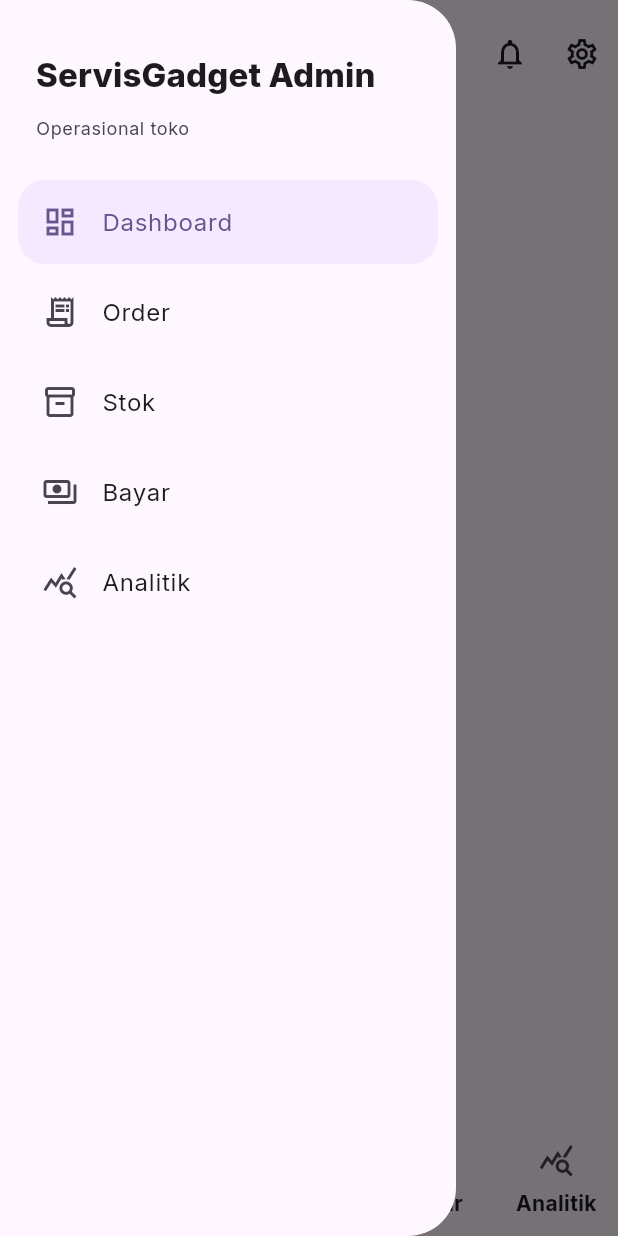
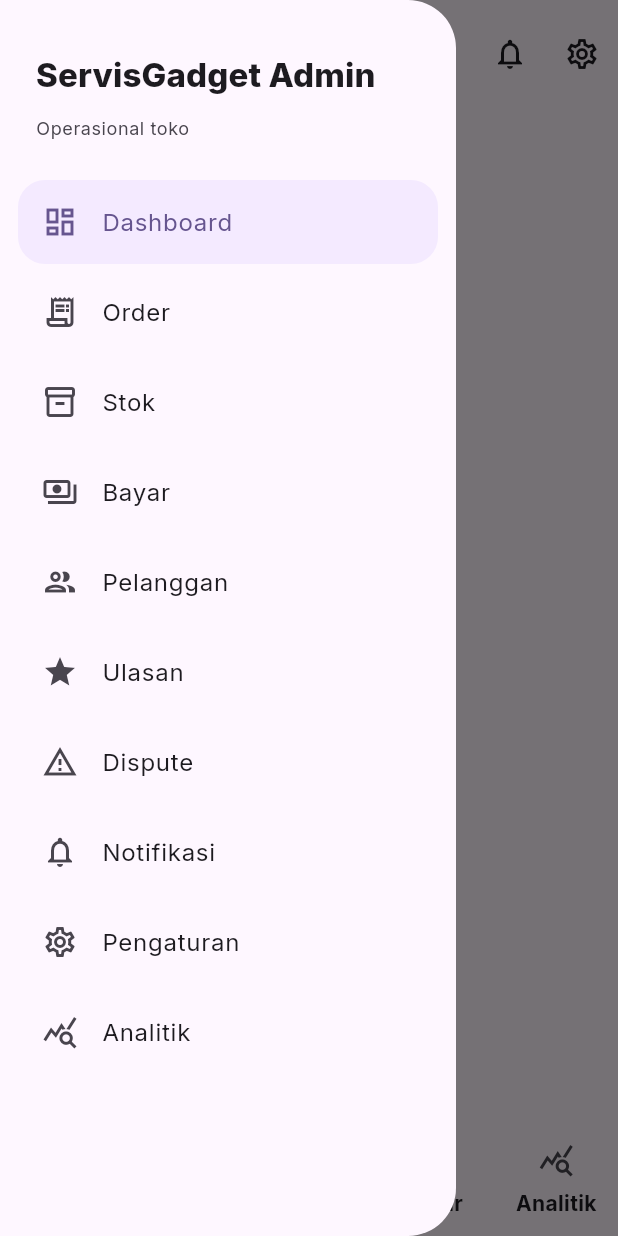
Before and after one commit to fannndi/service-hub, a Flutter app: the StoreAdminScaffold screen opened directly with empty values, with the side drawer open, on a phone screen of 412 x 824 dp. Run offline on Flutter 3.47's test engine with Material 3 defaults, Android fonts, the phone set to English and light mode, and no system bars; our stand-ins replace flutter_riverpod, go_router, google_fonts, image_picker, shared_preferences, supabase_flutter; missing offline and left inert: m3_expressive; accounts and stored records are empty; network calls fail.

Commit message:
fix: Phase 1+2+3 audit gaps - isFirstLogin loop, guest crash, compile error, api_helper, store admin auth, reviews atomic
CRITICAL:
- C8: Customer isFirstLogin → update metadata in login + changePassword (auth_provider.dart)
- C9: Store admin isFirstLogin → update metadata in login + changePassword (store auth_provider.dart)
- C10: Guest tracking crash → _phoneCtl → _emailCtl (guest_tracking_screen.dart:74)
- C11: Admin login compile error → fix double widget nesting (admin_login_screen.dart)
- C12: Migration 015 enum → payment_method lowercase not PascalCase

HIGH:
- H11: api_helper returns actual error instead of generic 'Terjadi kesalahan'
- H12: Store admin restoreSession null uid → return null not throw
- H13: Store admin login + restore check is_active in store_admins
- H14: n/a (SnackBar standardization - cosmetic)
- H15: Store admin drawer has full 10-item nav (added Pelanggan, Ulasan, Dispute, Notifikasi, Pengaturan)
- H16: Security screen loading state → show loading indicator
- H17: Reviews atomic → rollback review if coupon insert fails

MEDIUM:
- L7: Service flow email prefilled → empty instead of phone number

```diff
--- a/frontend/lib/features/customer/data/api_helper.dart
+++ b/frontend/lib/features/customer/data/api_helper.dart
@@ -8,5 +8,6 @@
   if (msg.contains('COUPON_INVALID')) return 'Kupon tidak valid.';
   if (msg.contains('ORDER_NOT_FOUND')) return 'Pesanan tidak ditemukan.';
   if (msg.contains('STORE_NOT_ACTIVE')) return 'Toko tidak aktif.';
-  return 'Terjadi kesalahan. Coba lagi.';
+  if (msg.contains('tidak aktif')) return 'Akun Anda sedang tidak aktif. Silakan hubungi toko.';
+  return msg; // H11: Return actual error instead of generic
 }
--- a/frontend/lib/features/customer/presentation/screens/guest_tracking_screen.dart
+++ b/frontend/lib/features/customer/presentation/screens/guest_tracking_screen.dart
@@ -71,7 +71,7 @@
     final parts = text.split('|').map((s) => s.trim()).toList();
     if (parts.length >= 2) {
       _orderCtl.text = parts[0];
-      _phoneCtl.text = parts[1];
+      _emailCtl.text = parts[1];
     } else {
       _orderCtl.text = text;
     }
--- a/frontend/lib/features/customer/presentation/screens/service_flow_screen.dart
+++ b/frontend/lib/features/customer/presentation/screens/service_flow_screen.dart
@@ -30,7 +30,7 @@
     final user = ref.read(customerAuthProvider).valueOrNull;
     if (user != null) {
       _state.name.text = user.fullName;
-      _state.email.text = user.phoneNumber; // fallback: use phone as identifier
+      _state.email.text = ''; // L7: Email should not be prefilled from phone
       _state.address.text = user.address ?? '';
     }
   }
--- a/frontend/lib/features/store_admin/presentation/widgets/store_admin_scaffold.dart
+++ b/frontend/lib/features/store_admin/presentation/widgets/store_admin_scaffold.dart
@@ -24,6 +24,19 @@
     ('Order', Icons.receipt_long_outlined, '/store/orders'),
     ('Stok', Icons.inventory_2_outlined, '/store/inventory'),
     ('Bayar', Icons.payments_outlined, '/store/payments'),
+    ('Analitik', Icons.query_stats_outlined, '/store/analytics'),
+  ];
+
+  static const drawerDestinations = [
+    ('Dashboard', Icons.dashboard_outlined, '/store/dashboard'),
+    ('Order', Icons.receipt_long_outlined, '/store/orders'),
+    ('Stok', Icons.inventory_2_outlined, '/store/inventory'),
+    ('Bayar', Icons.payments_outlined, '/store/payments'),
+    ('Pelanggan', Icons.people_outlined, '/store/customers'),
+    ('Ulasan', Icons.star_outlined, '/store/reviews'),
+    ('Dispute', Icons.warning_amber_outlined, '/store/disputes'),
+    ('Notifikasi', Icons.notifications_outlined, '/store/notifications'),
+    ('Pengaturan', Icons.settings_outlined, '/store/settings'),
     ('Analitik', Icons.query_stats_outlined, '/store/analytics'),
   ];
 
@@ -139,14 +152,14 @@
               style: Theme.of(context).textTheme.bodySmall,
             ),
           ),
-          for (var i = 0; i < StoreAdminScaffold.destinations.length; i++)
+          for (var i = 0; i < StoreAdminScaffold.drawerDestinations.length; i++)
             Padding(
               padding: const EdgeInsets.symmetric(
                 horizontal: AppSpacing.sm,
                 vertical: 2,
               ),
               child: ListTile(
-                selected: i == selectedIndex,
+                selected: i < StoreAdminScaffold.destinations.length ? i == selectedIndex : false,
                 shape: RoundedRectangleBorder(
                   borderRadius: BorderRadius.circular(AppRadius.md),
                 ),
@@ -154,10 +167,10 @@
                     .colorScheme
                     .primaryContainer
                     .withValues(alpha: 0.5),
-                leading: Icon(StoreAdminScaffold.destinations[i].$2),
-                title: Text(StoreAdminScaffold.destinations[i].$1),
+                leading: Icon(StoreAdminScaffold.drawerDestinations[i].$2),
+                title: Text(StoreAdminScaffold.drawerDestinations[i].$1),
                 onTap: () =>
-                    context.go(StoreAdminScaffold.destinations[i].$3),
+                    context.go(StoreAdminScaffold.drawerDestinations[i].$3),
               ),
             ),
         ],
```
Also changed, not shown: frontend/lib/features/customer/application/auth_provider.dart (+16 -1 lines), frontend/lib/features/customer/presentation/screens/security_screen.dart (+7 -0 lines), frontend/lib/features/platform_admin/presentation/screens/admin_login_screen.dart (+5 -6 lines), frontend/lib/features/store_admin/application/auth_provider.dart (+12 -1 lines), frontend/lib/features/store_admin/data/auth_repository.dart (+17 -1 lines), 2 other files.
